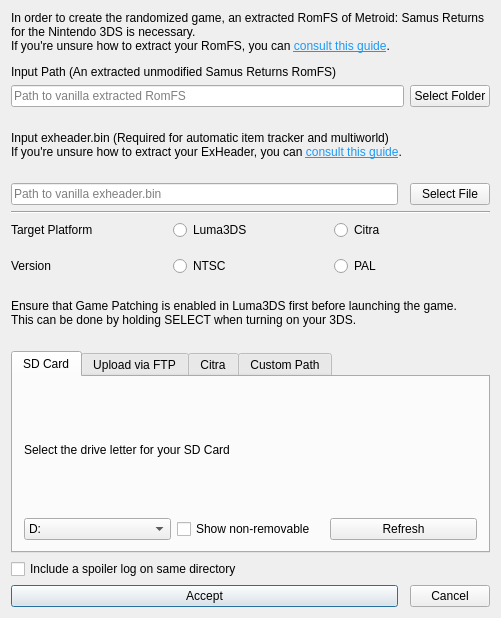
First picture: the form in randovania/games/samus_returns/gui/ui_files/msr_game_export_dialog.ui, repository randovania/randovania, before the edit.
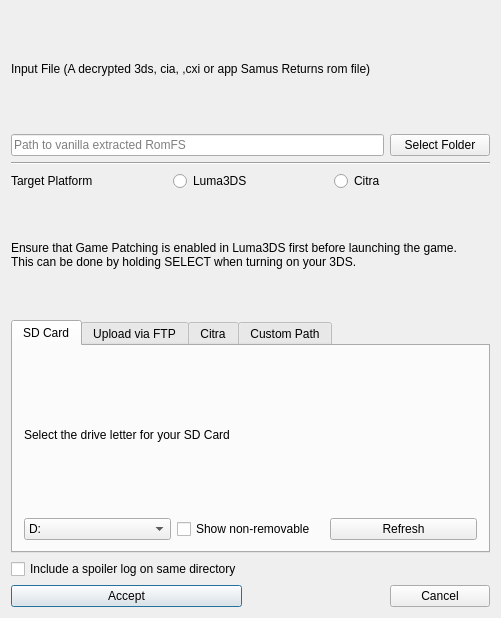
Second picture: the form after the edit.

The edit to the form file:
```diff
--- a/randovania/games/samus_returns/gui/ui_files/msr_game_export_dialog.ui
+++ b/randovania/games/samus_returns/gui/ui_files/msr_game_export_dialog.ui
@@ -14,13 +14,6 @@
    <string>Game Patching</string>
   </property>
   <layout class="QGridLayout" name="root_layout">
-   <item row="17" column="0">
-    <widget class="QPushButton" name="accept_button">
-     <property name="text">
-      <string>Accept</string>
-     </property>
-    </widget>
-   </item>
    <item row="0" column="0" colspan="3">
     <widget class="QLabel" name="input_file_label">
      <property name="maximumSize">
@@ -30,152 +23,48 @@
       </size>
      </property>
      <property name="text">
-      <string>&lt;html&gt;&lt;head/&gt;&lt;body&gt;&lt;p&gt;In order to create the randomized game, an extracted RomFS of Metroid: Samus Returns for the Nintendo 3DS is necessary.&lt;br/&gt;If you're unsure how to extract your RomFS, you can &lt;a href=&quot;https://randovania.org/guides/export-romfs-3ds&quot;&gt;&lt;span style=&quot; text-decoration: underline; color:#1d99f3;&quot;&gt;consult this guide&lt;/span&gt;&lt;/a&gt;.&lt;/p&gt;&lt;p&gt;Input Path (An extracted unmodified Samus Returns RomFS)&lt;/p&gt;&lt;/body&gt;&lt;/html&gt;</string>
+      <string>&lt;html&gt;&lt;head/&gt;&lt;body&gt;&lt;p&gt;Input File (A decrypted 3ds, cia, ,cxi or app Samus Returns rom file)&lt;/p&gt;&lt;/body&gt;&lt;/html&gt;</string>
      </property>
      <property name="wordWrap">
       <bool>true</bool>
      </property>
     </widget>
    </item>
-   <item row="1" column="2">
-    <widget class="QPushButton" name="input_file_button">
-     <property name="maximumSize">
-      <size>
-       <width>100</width>
-       <height>16777215</height>
-      </size>
-     </property>
-     <property name="text">
-      <string>Select Folder</string>
-     </property>
-    </widget>
-   </item>
-   <item row="9" column="0">
-    <spacer name="verticalSpacer">
-     <property name="orientation">
-      <enum>Qt::Orientation::Vertical</enum>
-     </property>
-     <property name="sizeType">
-      <enum>QSizePolicy::Policy::Fixed</enum>
-     </property>
-     <property name="sizeHint" stdset="0">
-      <size>
-       <width>20</width>
-       <height>10</height>
-      </size>
-     </property>
-    </spacer>
-   </item>
-   <item row="11" column="0" colspan="3">
-    <widget class="QLabel" name="console_reminder_label">
-     <property name="text">
-      <string>&lt;html&gt;&lt;head/&gt;&lt;body&gt;&lt;p&gt;Ensure that Game Patching is enabled in Luma3DS first before launching the game.&lt;br/&gt;This can be done by holding SELECT when turning on your 3DS.&lt;/p&gt;&lt;/body&gt;&lt;/html&gt;</string>
-     </property>
-     <property name="wordWrap">
-      <bool>true</bool>
-     </property>
-    </widget>
-   </item>
-   <item row="4" column="0">
-    <widget class="QLineEdit" name="input_exheader_edit">
+   <item row="1" column="0" colspan="2">
+    <widget class="QLineEdit" name="input_file_edit">
      <property name="placeholderText">
-      <string>Path to vanilla exheader.bin</string>
+      <string>Path to vanilla extracted RomFS</string>
      </property>
     </widget>
    </item>
-   <item row="8" column="0" colspan="3">
-    <layout class="QHBoxLayout" name="target_platform_layout">
-     <property name="spacing">
-      <number>6</number>
-     </property>
-     <property name="topMargin">
-      <number>0</number>
-     </property>
-     <item>
-      <widget class="QLabel" name="target_platform_label">
-       <property name="text">
-        <string>Target Platform</string>
-       </property>
-      </widget>
-     </item>
-     <item>
-      <widget class="QRadioButton" name="luma_radio">
-       <property name="text">
-        <string>Luma3DS</string>
-       </property>
-       <attribute name="buttonGroup">
-        <string notr="true">platform_btn_group</string>
-       </attribute>
-      </widget>
-     </item>
-     <item>
-      <widget class="QRadioButton" name="citra_radio">
-       <property name="toolTip">
-        <string/>
-       </property>
-       <property name="text">
-        <string>Citra</string>
-       </property>
-       <attribute name="buttonGroup">
-        <string notr="true">platform_btn_group</string>
-       </attribute>
-      </widget>
-     </item>
-    </layout>
-   </item>
-   <item row="4" column="2">
-    <widget class="QPushButton" name="input_exheader_button">
+   <item row="13" column="0">
+    <widget class="QPushButton" name="accept_button">
      <property name="text">
-      <string>Select File</string>
+      <string>Accept</string>
      </property>
     </widget>
    </item>
-   <item row="17" column="2">
+   <item row="3" column="0" colspan="3">
+    <widget class="Line" name="line">
+     <property name="sizePolicy">
+      <sizepolicy hsizetype="Preferred" vsizetype="Fixed">
+       <horstretch>0</horstretch>
+       <verstretch>0</verstretch>
+      </sizepolicy>
+     </property>
+     <property name="orientation">
+      <enum>Qt::Orientation::Horizontal</enum>
+     </property>
+    </widget>
+   </item>
+   <item row="13" column="2">
     <widget class="QPushButton" name="cancel_button">
      <property name="text">
       <string>Cancel</string>
      </property>
     </widget>
    </item>
-   <item row="10" column="0" colspan="3">
-    <layout class="QHBoxLayout" name="version_layout">
-     <item>
-      <widget class="QLabel" name="version_label">
-       <property name="text">
-        <string>Version</string>
-       </property>
-      </widget>
-     </item>
-     <item>
-      <widget class="QRadioButton" name="ntsc_radio">
-       <property name="text">
-        <string>NTSC</string>
-       </property>
-       <attribute name="buttonGroup">
-        <string notr="true">version_btn_group</string>
-       </attribute>
-      </widget>
-     </item>
-     <item>
-      <widget class="QRadioButton" name="pal_radio">
-       <property name="text">
-        <string>PAL</string>
-       </property>
-       <attribute name="buttonGroup">
-        <string notr="true">version_btn_group</string>
-       </attribute>
-      </widget>
-     </item>
-    </layout>
-   </item>
-   <item row="16" column="0">
-    <widget class="QCheckBox" name="auto_save_spoiler_check">
-     <property name="text">
-      <string>Include a spoiler log on same directory</string>
-     </property>
-    </widget>
-   </item>
-   <item row="13" column="0" rowspan="2" colspan="3">
+   <item row="9" column="0" rowspan="2" colspan="3">
     <widget class="QTabWidget" name="output_tab_widget">
      <property name="currentIndex">
       <number>0</number>
@@ -362,33 +251,73 @@
      </widget>
     </widget>
    </item>
-   <item row="3" column="0" colspan="3">
-    <widget class="QLabel" name="input_exheader_label">
+   <item row="12" column="0">
+    <widget class="QCheckBox" name="auto_save_spoiler_check">
      <property name="text">
-      <string>&lt;html&gt;&lt;head/&gt;&lt;body&gt;&lt;p&gt;Input exheader.bin (Required for automatic item tracker and multiworld)&lt;br/&gt;If you're unsure how to extract your ExHeader, you can &lt;a href=&quot;https://randovania.org/guides/export-exheader&quot;&gt;&lt;span style=&quot; text-decoration: underline; color:#1d99f3;&quot;&gt;consult this guide&lt;/span&gt;&lt;/a&gt;.&lt;/p&gt;&lt;/body&gt;&lt;/html&gt;</string>
+      <string>Include a spoiler log on same directory</string>
+     </property>
+    </widget>
+   </item>
+   <item row="7" column="0" colspan="3">
+    <widget class="QLabel" name="console_reminder_label">
+     <property name="text">
+      <string>&lt;html&gt;&lt;head/&gt;&lt;body&gt;&lt;p&gt;Ensure that Game Patching is enabled in Luma3DS first before launching the game.&lt;br/&gt;This can be done by holding SELECT when turning on your 3DS.&lt;/p&gt;&lt;/body&gt;&lt;/html&gt;</string>
      </property>
      <property name="wordWrap">
       <bool>true</bool>
      </property>
     </widget>
    </item>
-   <item row="1" column="0" colspan="2">
-    <widget class="QLineEdit" name="input_file_edit">
-     <property name="placeholderText">
-      <string>Path to vanilla extracted RomFS</string>
+   <item row="6" column="0" colspan="3">
+    <layout class="QHBoxLayout" name="target_platform_layout">
+     <property name="spacing">
+      <number>6</number>
      </property>
-    </widget>
+     <property name="topMargin">
+      <number>0</number>
+     </property>
+     <item>
+      <widget class="QLabel" name="target_platform_label">
+       <property name="text">
+        <string>Target Platform</string>
+       </property>
+      </widget>
+     </item>
+     <item>
+      <widget class="QRadioButton" name="luma_radio">
+       <property name="text">
+        <string>Luma3DS</string>
+       </property>
+       <attribute name="buttonGroup">
+        <string notr="true">platform_btn_group</string>
+       </attribute>
+      </widget>
+     </item>
+     <item>
+      <widget class="QRadioButton" name="citra_radio">
+       <property name="toolTip">
+        <string/>
+       </property>
+       <property name="text">
+        <string>Citra</string>
+       </property>
+       <attribute name="buttonGroup">
+        <string notr="true">platform_btn_group</string>
+       </attribute>
+      </widget>
+     </item>
+    </layout>
    </item>
-   <item row="5" column="0" colspan="3">
-    <widget class="Line" name="line">
-     <property name="sizePolicy">
-      <sizepolicy hsizetype="Preferred" vsizetype="Fixed">
-       <horstretch>0</horstretch>
-       <verstretch>0</verstretch>
-      </sizepolicy>
+   <item row="1" column="2">
+    <widget class="QPushButton" name="input_file_button">
+     <property name="maximumSize">
+      <size>
+       <width>100</width>
+       <height>16777215</height>
+      </size>
      </property>
-     <property name="orientation">
-      <enum>Qt::Orientation::Horizontal</enum>
+     <property name="text">
+      <string>Select Folder</string>
      </property>
     </widget>
    </item>
```
